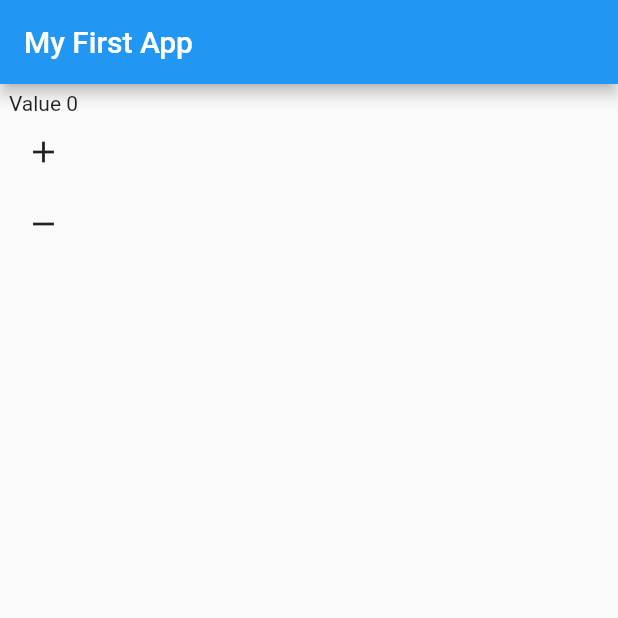
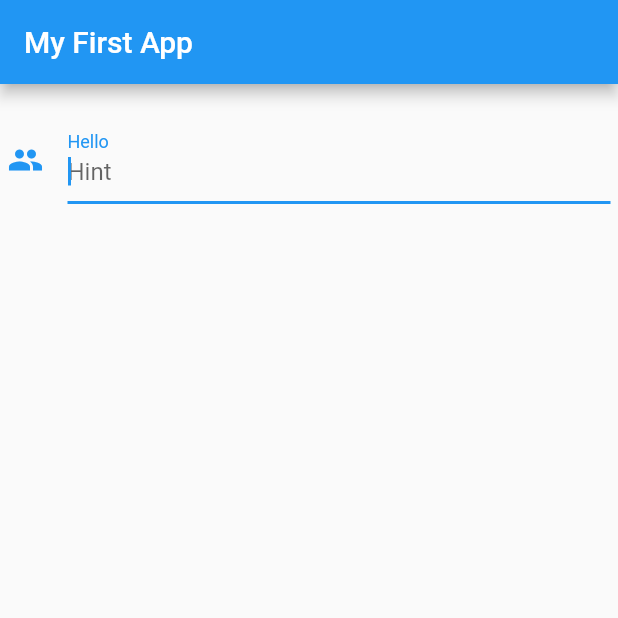
Before and after one commit to amazingashis/30-days-mobile_dev_with_flutter, a Flutter app: the screen it shows after launch, on a phone screen of 412 x 824 dp, the top half of it. Run offline on Flutter 3.47's test engine with Material 2 defaults, Android fonts, the phone set to English and light mode, and no system bars.

Commit message:
Text_values

```diff
--- a/lib/main.dart
+++ b/lib/main.dart
@@ -20,16 +20,16 @@ class HomePage extends StatefulWidget {
 }
 
 class _HomePageState extends State<HomePage> {
-  int _i = 0;
-  void add() {
+  String _value = '';
+  void _change(String value) {
     setState(() {
-      _i++;
+      _value = "Changed ${value}";
     });
   }
 
-  void sub() {
+  void _submit(String value) {
     setState(() {
-      _i--;
+      _value = "Submit ${value}";
     });
   }
 
@@ -42,15 +42,16 @@ class _HomePageState extends State<HomePage> {
       body: Container(
         padding: EdgeInsets.all(5),
         child: Column(children: [
-          Text("Value ${_i}"),
-          IconButton(
-            icon: Icon(Icons.add),
-            onPressed: add,
+          Text(_value),
+          TextField(
+            autofocus: true,
+            autocorrect: true,
+            keyboardType: TextInputType.text,
+            decoration: InputDecoration(
+                hintText: "Hint", labelText: "Hello", icon: Icon(Icons.people)),
+            onChanged: _change,
+            onSubmitted: _submit,
           ),
-          IconButton(
-            icon: Icon(Icons.remove),
-            onPressed: sub,
-          )
         ]),
       ),
     );
```
